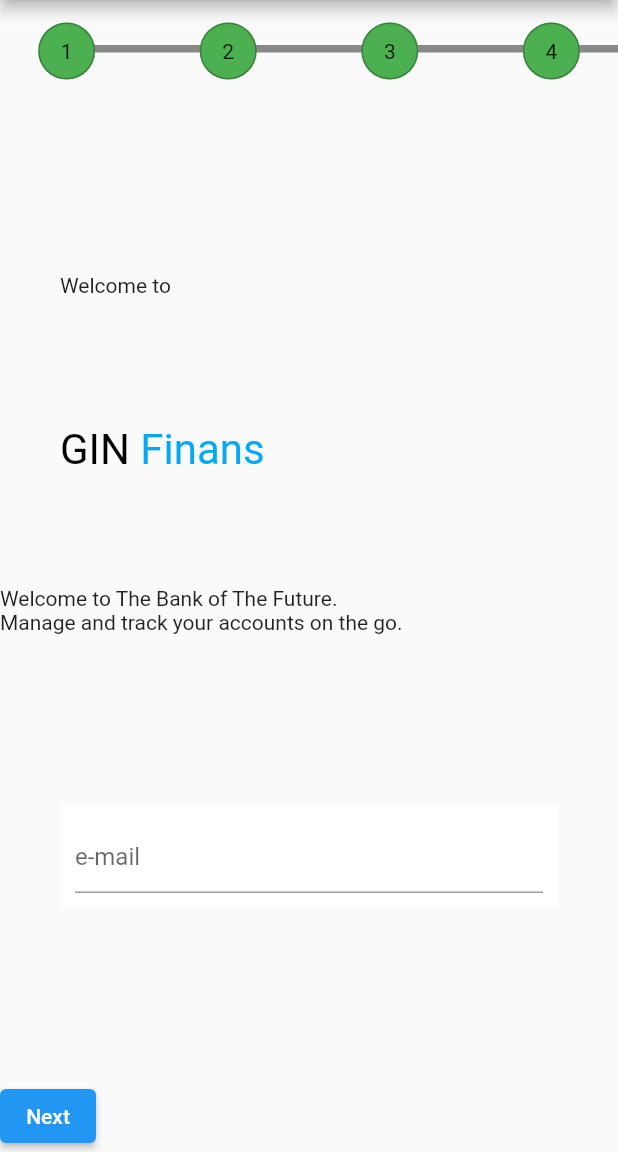
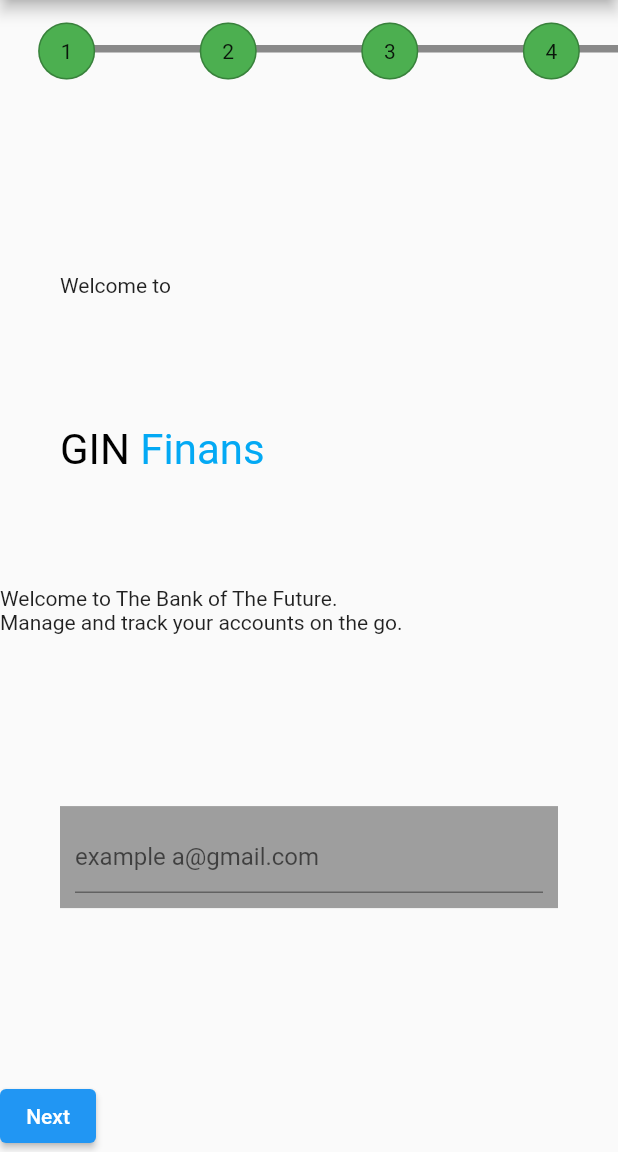
Before and after one commit to prgrm274/flutter_project, a Flutter app: the screen it shows after launch, on a phone screen of 412 x 824 dp, the part 84-1236 px from its top. Run offline on Flutter 3.47's test engine with Material 2 defaults, Android fonts, the phone set to English and light mode, and no system bars.

Commit message:
modified some files

```diff
--- a/lib/presentation/pages/screen1/screen1.dart
+++ b/lib/presentation/pages/screen1/screen1.dart
@@ -3,6 +3,7 @@ import 'dart:developer';
 import 'package:flutter/material.dart';
 import 'package:project/const/strings_constants.dart';
 import 'package:project/presentation/pages/custom/row_circles.dart';
+import 'package:project/presentation/widgets/email1.dart';
 
 class Screen1 extends StatelessWidget {
 
@@ -43,13 +44,9 @@ class Screen1 extends StatelessWidget {
               margin: const EdgeInsets.all(40),
               padding: const EdgeInsets.all(10),
               decoration: BoxDecoration(
-                color: Colors.white,
+                color: Colors.grey,
               ),
-              child: TextField(
-                decoration: InputDecoration(
-                    hintText: 'e-mail'
-                ),
-              ),
+              child: Email1(),
             ),
             ElevatedButton(
               onPressed: () {
--- a/lib/presentation/widgets/email1.dart
+++ b/lib/presentation/widgets/email1.dart
@@ -8,9 +8,7 @@ class Email1 extends StatelessWidget {
 
   @override
   Widget build(BuildContext context) {
-    return MaterialApp(
-      home: Scaffold(
-        body: Center(
+    return Center(
       child: StreamBuilder(
         builder: (context, AsyncSnapshot<String> snapshot) {
           return TextField(
@@ -34,8 +32,6 @@ class Email1 extends StatelessWidget {
         },
         stream: _emailBloc.textStream,
       ),
-        ),
-      ),
     );
   }
 }
```
Lines whose indentation alone changed are shown as unchanged.
